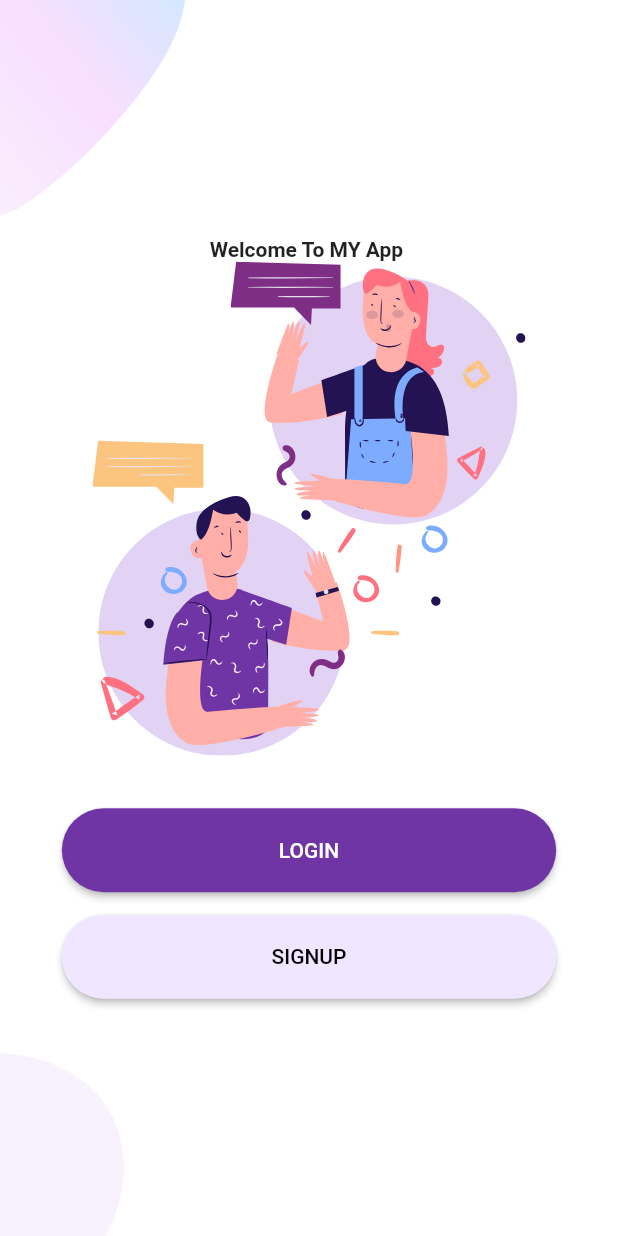
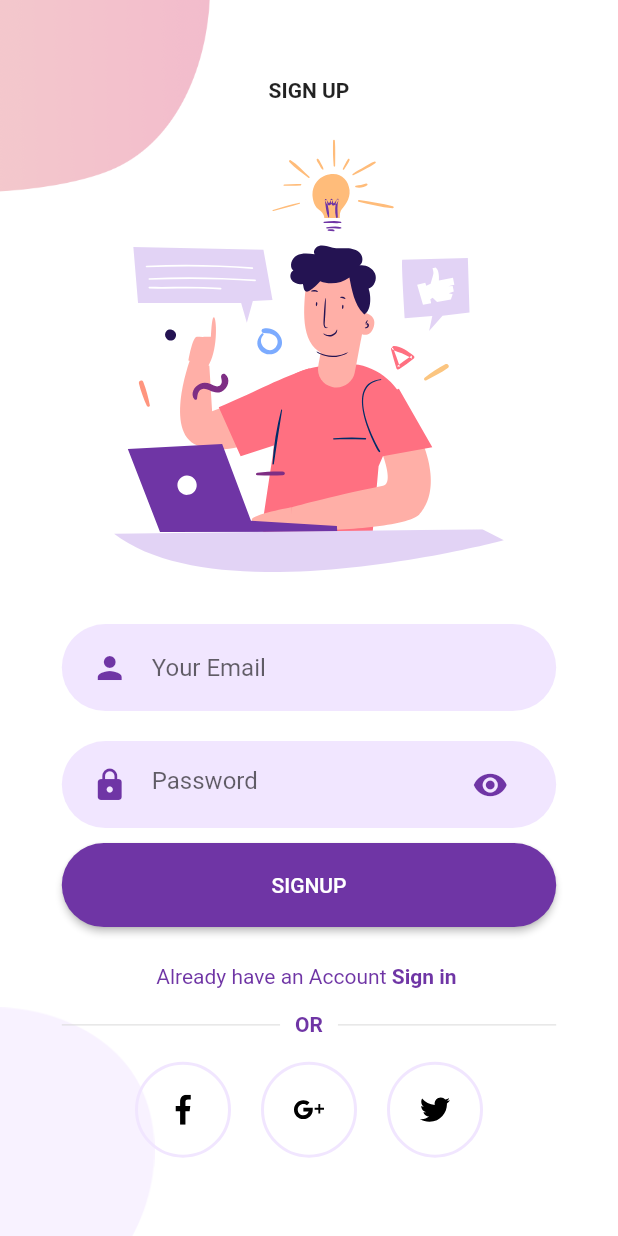
Before and after one commit to mohameddelsaed/Welcome_Login, a Flutter app: the screen it shows after launch, after a tap on "SIGNUP", on a phone screen of 412 x 824 dp. Run offline on Flutter 3.47's test engine with Material 2 defaults, Android fonts, the phone set to English and light mode, and no system bars; our stand-ins replace flutter_svg.

Commit message:
Finish App_Ui

```diff
--- a/lib/Screens/Welcome_Screen.dart
+++ b/lib/Screens/Welcome_Screen.dart
@@ -6,7 +6,7 @@ class WelcomeScreen extends StatelessWidget {
 
   @override
   Widget build(BuildContext context) {
-    return  Scaffold(
+    return  const Scaffold(
       body: Body(),
     );
   }
--- a/lib/Screens/components/body.dart
+++ b/lib/Screens/components/body.dart
@@ -4,6 +4,8 @@ import 'package:welcome_login/Screens/components/background.dart';
 import '../../widgets/Elevated_Button.dart';
 
 class Body extends StatelessWidget {
+  const Body({super.key});
+
   @override
   Widget build(BuildContext context) {
     Size size = MediaQuery.of(context).size;
@@ -20,10 +22,10 @@ class Body extends StatelessWidget {
               'assets/icon/chat.svg',
               height: size.height * 0.4,
             ),
-            SizedBox(height: 35,),
-            RoundedButton(),
-            SizedBox(height: 15,),
-            RoundButton(),
+            const SizedBox(height: 35,),
+            const RoundedButton(),
+            const SizedBox(height: 15,),
+            const RoundButton(),
           ],
         ),
       ),
--- a/lib/Screens/login/Login_Screen.dart
+++ b/lib/Screens/login/Login_Screen.dart
@@ -1,3 +1,4 @@
+
 import 'package:flutter/material.dart';
 import 'components/body.dart';
   class LoginScreen extends StatelessWidget {
@@ -6,7 +7,7 @@ import 'components/body.dart';
     @override
     Widget build(BuildContext context) {
 
-      return Scaffold(
+      return const Scaffold(
         body:Bodyy(),
       );
     }
--- /dev/null
+++ b/lib/Screens/login/components/backgtound.dart
@@ -0,0 +1,30 @@
+import 'package:flutter/material.dart';
+
+class background extends StatelessWidget {
+  final Widget child;
+  const background({
+    super.key, required this.child,
+  });
+  @override
+  Widget build(BuildContext context) {
+    Size size = MediaQuery.of(context).size;
+    return Container(
+      width: double.infinity,
+      height: size.height,
+      child: Stack(alignment: Alignment.center,
+        children: <Widget>[
+          Positioned(
+            top: 0,
+            left: 0,
+            child: Image.asset('assets/images/main_top.png',width: size.width*0.35,),
+          ),
+          Positioned(
+            bottom: 0,
+            right: 0,
+            child: Image.asset('assets/images/login_bottom.png',width: size.width*0.4,),),
+          child,
+        ],
+      ),
+    );
+  }
+}
--- /dev/null
+++ b/lib/Screens/signup/BackGround.dart
@@ -0,0 +1,36 @@
+import 'package:flutter/material.dart';
+
+
+// ignore: camel_case_types
+class BackGrond_3 extends StatelessWidget {
+  final Widget child;
+  const BackGrond_3({
+    super.key, required this.child,
+
+  });
+
+
+
+  @override
+  Widget build(BuildContext context) {
+    Size size = MediaQuery.of(context).size;
+    return Container(
+      height: size.height,
+      width: double.infinity,
+      child: Stack(
+        alignment: Alignment.center,
+        children: <Widget>[
+          Positioned(
+            top: 0,
+            left: 0,
+            child:Image.asset('assets/images/signup_top.png',width:size.width*0.34,), ),
+          Positioned(
+              bottom: 0,
+              left: 0,
+              child: Image.asset('assets/images/main_bottom.png',width: size.width*0.25,)),
+          child,
+        ],
+      ),
+    );
+  }
+}
--- /dev/null
+++ b/lib/Screens/signup/Sign_Up_Screen.dart
@@ -0,0 +1,14 @@
+import 'package:flutter/material.dart';
+
+import 'body.dart';
+
+class SignUP extends StatelessWidget {
+  const SignUP({super.key});
+
+  @override
+  Widget build(BuildContext context) {
+    return const Scaffold(
+      body:Body3() ,
+    );
+  }
+}
--- /dev/null
+++ b/lib/Screens/signup/body.dart
@@ -0,0 +1,62 @@
+import 'package:flutter/material.dart';
+import 'package:flutter_svg/flutter_svg.dart';
+import '../../widgets/Already_check.dart';
+import '../../widgets/Elevated_Button.dart';
+import '../../widgets/SocialIcon.dart';
+import '../../widgets/divider.dart';
+import '../../widgets/pass_text_field.dart';
+import '../../widgets/text_field.dart';
+import '../../widgets/text_field_container.dart';
+import 'BackGround.dart';
+
+
+class Body3 extends StatelessWidget {
+
+  const Body3({super.key,});
+
+  @override
+  Widget build(BuildContext context) {
+    Size size = MediaQuery.of(context).size;
+    return BackGrond_3(child: SingleChildScrollView(
+      child: Column(
+        mainAxisAlignment: MainAxisAlignment.center,
+        children: <Widget>[
+          const Text('SIGN UP',style: TextStyle(fontWeight: FontWeight.bold),),
+          SizedBox(height: size.height*0.03,),
+          SvgPicture.asset('assets/icon/signup.svg',height: size.height*0.35,),
+          SizedBox(height: size.height*0.03,),
+          TextFieldContainer(
+            child: TextFieldWidget(
+              hintText: 'Your Email',
+              onChanged: (value) {},
+            ),
+          ),
+          PasswordField(
+            onChanged: (value) {},
+          ),
+          const SignUPButton (),
+          SizedBox(height: size.height*0.03,),
+          const AlreadyHaveAnAccountCheckk(login: false,),
+          const OrDivider(),
+          Row(
+            mainAxisAlignment: MainAxisAlignment.center,
+            children: [
+              SocialIcon(
+                iconSrc: 'assets/icon/facebook.svg',
+                press: () {},
+              ),
+              SocialIcon(
+                iconSrc: 'assets/icon/google-plus.svg',
+                press: () {},
+              ),
+              SocialIcon(
+                iconSrc: 'assets/icon/twitter.svg',
+                press: () {},
+              ),
+            ],
+          ),
+        ],
+      ),
+    ),);
+  }
+}
--- /dev/null
+++ b/lib/widgets/Already_check.dart
@@ -0,0 +1,69 @@
+import 'package:flutter/material.dart';
+import 'package:welcome_login/Screens/login/Login_Screen.dart';
+
+import '../Screens/signup/Sign_Up_Screen.dart';
+import '../constants.dart';
+class AlreadyHaveAnAccountCheck extends StatelessWidget {
+  final bool login;
+  const AlreadyHaveAnAccountCheck({
+    super.key,  this.login = true,
+  });
+
+  @override
+  Widget build(BuildContext context) {
+    return Row(
+      mainAxisAlignment: MainAxisAlignment.center,
+      children: <Widget>[
+        Text(
+          login?     'Dont have an Account ?':"Already have an Account",
+          style: const TextStyle(color: KPrimaryColor),
+        ),
+        GestureDetector(
+            onTap: (){
+              Navigator.push(context,
+                  MaterialPageRoute(builder: (context){return const SignUP ();}));
+            } ,
+            child: Text(
+              login?  'Sign Up': " Sign in ",
+              style: const TextStyle(color: KPrimaryColor, fontWeight: FontWeight.bold),
+            )),
+      ],
+    );
+  }
+}
+
+
+
+
+
+
+
+
+class AlreadyHaveAnAccountCheckk extends StatelessWidget {
+  final bool login;
+  const AlreadyHaveAnAccountCheckk({
+    super.key,  this.login = true,
+  });
+
+  @override
+  Widget build(BuildContext context) {
+    return Row(
+      mainAxisAlignment: MainAxisAlignment.center,
+      children: <Widget>[
+        Text(
+          login?     'Dont have an Account ?':"Already have an Account",
+          style: const TextStyle(color: KPrimaryColor),
+        ),
+        GestureDetector(
+            onTap: (){
+              Navigator.push(context,
+                  MaterialPageRoute(builder: (context){return const LoginScreen ();}));
+            } ,
+            child: Text(
+              login?  'Sign Up': " Sign in ",
+              style: const TextStyle(color: KPrimaryColor, fontWeight: FontWeight.bold),
+            )),
+      ],
+    );
+  }
+}
--- a/lib/widgets/Elevated_Button.dart
+++ b/lib/widgets/Elevated_Button.dart
@@ -3,10 +3,11 @@
 import 'package:flutter/material.dart';
 import 'package:welcome_login/Screens/login/Login_Screen.dart';
 
+import '../Screens/signup/Sign_Up_Screen.dart';
 import '../constants.dart';
 
 ButtonStyle buttonPrimary =ElevatedButton.styleFrom(
-  padding: EdgeInsets.symmetric(horizontal: 40,vertical: 20),
+  padding: const EdgeInsets.symmetric(horizontal: 40,vertical: 20),
   backgroundColor: KPrimaryColor ,
   shape: RoundedRectangleBorder(borderRadius: BorderRadius.circular(29),),
 
@@ -14,13 +15,21 @@ ButtonStyle buttonPrimary =ElevatedButton.styleFrom(
 
 
 ButtonStyle buttonStyle=ElevatedButton.styleFrom(
-  padding: EdgeInsets.symmetric(horizontal: 40,vertical: 20),
+  padding: const EdgeInsets.symmetric(horizontal: 40,vertical: 20),
   backgroundColor: KPrimaryLightColor ,
   shape: RoundedRectangleBorder(borderRadius: BorderRadius.circular(29),),
-
 );
 
+ButtonStyle buttonStylee=ElevatedButton.styleFrom(
+  padding: const EdgeInsets.symmetric(horizontal: 40,vertical: 20),
+  backgroundColor: KPrimaryColor ,
+  shape: RoundedRectangleBorder(borderRadius: BorderRadius.circular(29),),
+);
+
+
+
 class RoundedButton extends StatelessWidget {
+
   const RoundedButton({
     super.key,
   });
@@ -34,7 +43,7 @@ class RoundedButton extends StatelessWidget {
         style: buttonPrimary,
         onPressed: (){
           Navigator.push(context,
-              MaterialPageRoute(builder: (context){return LoginScreen();}));
+              MaterialPageRoute(builder: (context){return const LoginScreen();}));
         },
         child: const Text(
           'LOGIN',
@@ -61,7 +70,10 @@ class RoundButton extends StatelessWidget {
       width: size.width * 0.8,
       child: ElevatedButton(
         style: buttonStyle,
-        onPressed: (){},
+        onPressed: (){
+          Navigator.push(context,
+              MaterialPageRoute(builder: (context){return const SignUP ();}));
+        },
         child: const Text(
           'SIGNUP',style: TextStyle(color: Colors.black),
         ),
@@ -69,3 +81,41 @@ class RoundButton extends StatelessWidget {
     );
   }
 }
+
+class passButton extends StatelessWidget {
+  const passButton({super.key});
+
+  @override
+  Widget build(BuildContext context) {
+    Size size = MediaQuery.of(context).size;
+    return Container(
+      width: size.width * 0.8,
+      child: ElevatedButton(
+        style: buttonStylee,
+        onPressed: (){},
+        child: const Text(
+          'Login',style: TextStyle(color: Colors.white),
+        ),
+      ),
+    );
+  }
+}
+
+class SignUPButton extends StatelessWidget {
+  const SignUPButton ({super.key});
+
+  @override
+  Widget build(BuildContext context) {
+    Size size = MediaQuery.of(context).size;
+    return Container(
+      width: size.width * 0.8,
+      child: ElevatedButton(
+        style:buttonPrimary ,
+        onPressed: (){},
+        child: const Text(
+          'SIGNUP',style: TextStyle(color: Colors.white),
+        ),
+      ),
+    );
+  }
+}
--- /dev/null
+++ b/lib/widgets/SocialIcon.dart
@@ -0,0 +1,29 @@
+import 'package:flutter/material.dart';
+import 'package:flutter_svg/svg.dart';
+
+import '../constants.dart';
+
+
+class SocialIcon extends StatelessWidget {
+  final String iconSrc;
+  final Function() press;
+  const SocialIcon({
+    super.key, required this.iconSrc, required this.press,
+  });
+
+  @override
+  Widget build(BuildContext context) {
+    return GestureDetector(
+      onTap: press,
+      child: Container(
+        margin: const EdgeInsets.symmetric(horizontal: 10),
+        padding: const EdgeInsets.all(20),
+        decoration: BoxDecoration(
+          border: Border.all(width: 2,color: KPrimaryLightColor),
+          shape: BoxShape.circle,
+        ),
+        child: SvgPicture.asset(iconSrc,width: 20,height: 20,),
+      ),
+    );
+  }
+}
--- /dev/null
+++ b/lib/widgets/divider.dart
@@ -0,0 +1,39 @@
+import 'package:flutter/material.dart';
+
+import '../constants.dart';
+
+
+class OrDivider extends StatelessWidget {
+  const OrDivider({super.key});
+
+  @override
+  Widget build(BuildContext context) {
+    Size size = MediaQuery.of(context).size;
+    return Container(
+      margin: EdgeInsets.symmetric(vertical: size.height*0.02),
+      width: size.width*0.8,
+      child: Row(
+        children: [
+          buildDivider(),
+          const Padding(
+            padding:  EdgeInsets.symmetric(horizontal: 10),
+            child: Text('OR',style: TextStyle(
+              color: KPrimaryColor,
+              fontWeight: FontWeight.bold,
+            ),),
+          ),
+          buildDivider(),
+        ],
+      ),
+    );
+  }
+
+  Expanded buildDivider() {
+    return const Expanded(
+        child: Divider(
+          color: Color(0xffD9D9D9),
+          height: 1.5,
+        )
+    );
+  }
+}
--- /dev/null
+++ b/lib/widgets/pass_text_field.dart
@@ -0,0 +1,27 @@
+import 'package:flutter/material.dart';
+import 'package:welcome_login/widgets/text_field_container.dart';
+
+import '../constants.dart';
+
+class PasswordField extends StatelessWidget {
+  final ValueChanged <String> onChanged ;
+  const PasswordField({
+    super.key, required this.onChanged,
+  });
+
+  @override
+  Widget build(BuildContext context) {
+    return TextFieldContainer(
+      child: TextField(
+        obscureText: true,
+        onChanged: onChanged,
+        decoration:  const InputDecoration(
+            hintText: 'Password',
+            border: InputBorder.none,
+            icon: Icon(Icons.lock,color: KPrimaryColor,),
+            suffixIcon: Icon(Icons.visibility,color: KPrimaryColor,)
+        ),
+      ) ,
+    );
+  }
+}
--- /dev/null
+++ b/lib/widgets/text_field.dart
@@ -0,0 +1,24 @@
+import 'package:flutter/material.dart';
+
+import '../constants.dart';
+
+class TextFieldWidget extends StatelessWidget {
+  final String hintText;
+  final IconData icon ;
+  final ValueChanged <String> onChanged ;
+  const TextFieldWidget({
+    super.key, required this.hintText,  this.icon=Icons.person, required this.onChanged,
+  });
+
+  @override
+  Widget build(BuildContext context) {
+    return TextField(
+      onChanged: onChanged,
+      decoration: InputDecoration(
+        icon: Icon(icon,color: KPrimaryColor,),
+        hintText: hintText,
+        border: InputBorder.none,
+      ),
+    );
+  }
+}
--- /dev/null
+++ b/lib/widgets/text_field_container.dart
@@ -0,0 +1,25 @@
+import 'package:flutter/material.dart';
+
+import '../constants.dart';
+
+class TextFieldContainer extends StatelessWidget {
+  final Widget child;
+  const TextFieldContainer({
+    super.key, required this.child,
+  });
+
+  @override
+  Widget build(BuildContext context) {
+    Size size = MediaQuery.of(context).size;
+    return Container(
+      margin: const EdgeInsets.symmetric(vertical: 10),
+      padding: const EdgeInsets.symmetric(horizontal: 20,vertical: 5),
+      width: size.width*0.8,
+      decoration: BoxDecoration(
+        color: KPrimaryLightColor,
+        borderRadius: BorderRadius.circular(29),
+      ),
+      child: child,
+    );
+  }
+}
```
